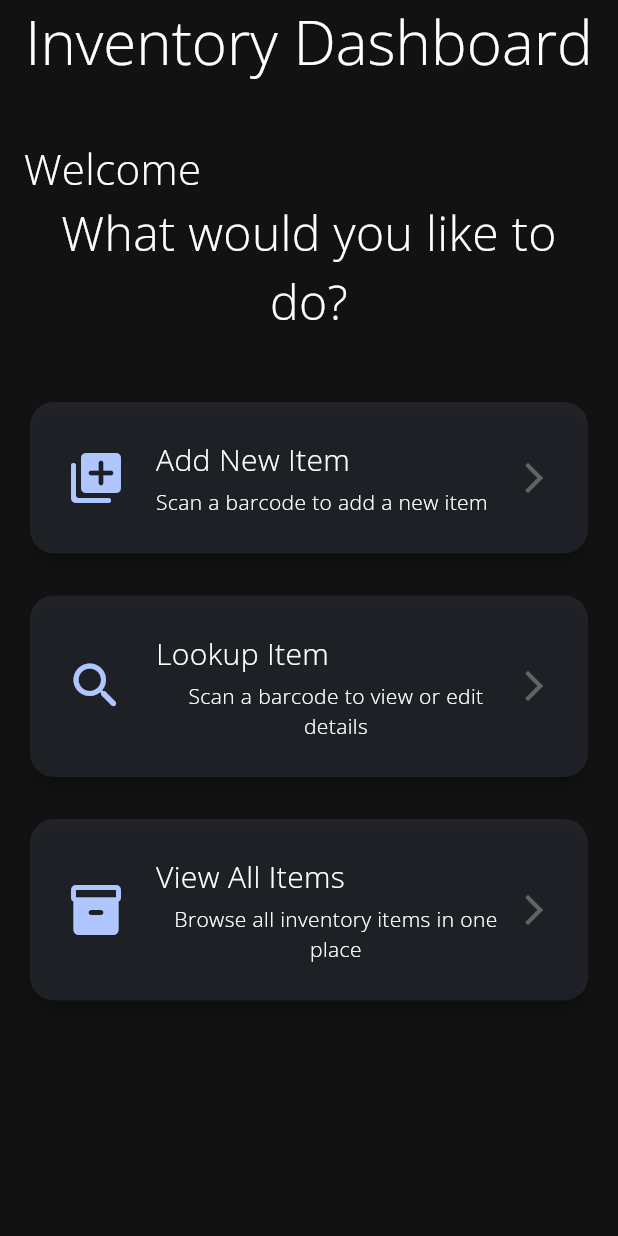
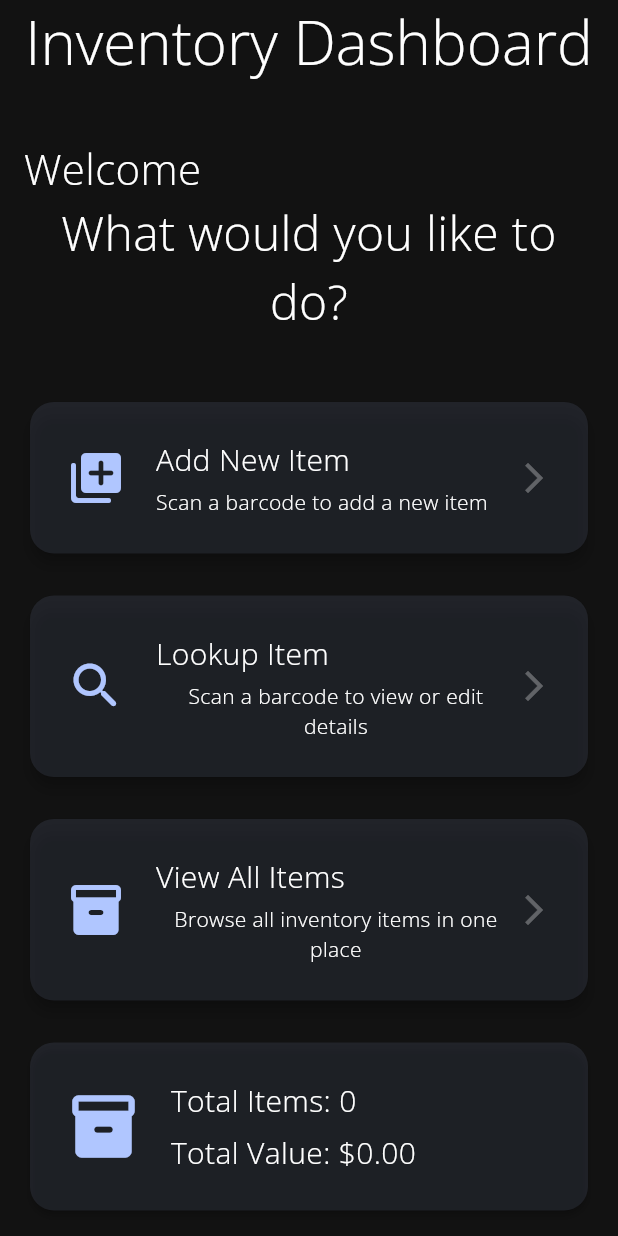
Before and after one commit to dvasquez08/flutter_inventory_scanner, a Flutter app: the screen it shows after launch, on a phone screen of 412 x 824 dp. Run offline on Flutter 3.47's test engine with Material 3 defaults, Android fonts, the phone set to English and light mode, and no system bars; our stand-ins replace cloud_firestore, firebase_core, firebase_storage, google_fonts, image_picker; missing offline and left inert: mobile_scanner; accounts and stored records are empty.

Commit message:
Added cards on the main screen to display total items and total value

```diff
--- a/lib/pages/home.dart
+++ b/lib/pages/home.dart
@@ -1,3 +1,4 @@
+import 'package:cloud_firestore/cloud_firestore.dart';
 import 'package:flutter/material.dart';
 import 'package:inventory_scanner/components.dart';
 import 'package:inventory_scanner/pages/add_item_screen.dart';
@@ -61,6 +62,53 @@ class ActionCard extends StatelessWidget {
               const Icon(Icons.arrow_forward_ios, color: Colors.white30),
             ],
           ),
+        ),
+      ),
+    );
+  }
+}
+
+// ----- Widget for the summary card that displays total item count and value -----
+class SummaryCard extends StatelessWidget {
+  final int totalItems;
+  final double totalValue;
+
+  const SummaryCard({
+    super.key,
+    required this.totalItems,
+    required this.totalValue,
+  });
+
+  @override
+  Widget build(BuildContext context) {
+    return Card(
+      color: Theme.of(context).colorScheme.primary.withValues(alpha: 0.1),
+      shape: RoundedRectangleBorder(borderRadius: BorderRadius.circular(16)),
+      elevation: 2,
+      child: Padding(
+        padding: const EdgeInsets.all(24),
+        child: Row(
+          children: [
+            Icon(
+              Icons.inventory_2_rounded,
+              size: 50,
+              color: Theme.of(context).colorScheme.primary,
+            ),
+            SizedBox(width: 20),
+            Expanded(
+              child: Column(
+                crossAxisAlignment: CrossAxisAlignment.start,
+                children: [
+                  SansText('Total Items: $totalItems', 20.0),
+                  SizedBox(height: 6),
+                  SansText(
+                    'Total Value: \$${totalValue.toStringAsFixed(2)}',
+                    20.0,
+                  ),
+                ],
+              ),
+            ),
+          ],
         ),
       ),
     );
@@ -136,6 +184,34 @@ class _HomeState extends State<Home> {
                   );
                 },
               ),
+              SizedBox(height: 20),
+
+              // ----- Implementation of the summary card, and pulling the data from Firestore -----
+              StreamBuilder(
+                stream: FirebaseFirestore.instance
+                    .collection('allItems')
+                    .snapshots(),
+                builder: (context, snapshot) {
+                  if (!snapshot.hasData) {
+                    return const Center(child: CircularProgressIndicator());
+                  }
+
+                  final docs = snapshot.data!.docs;
+                  final totalItems = docs.length;
+
+                  double totalValue = 0;
+                  for (var doc in docs) {
+                    final price =
+                        double.tryParse(doc['price'].toString()) ?? 0.0;
+                    totalValue += price;
+                  }
+
+                  return SummaryCard(
+                    totalItems: totalItems,
+                    totalValue: totalValue,
+                  );
+                },
+              ),
             ],
           ),
         ),
```
